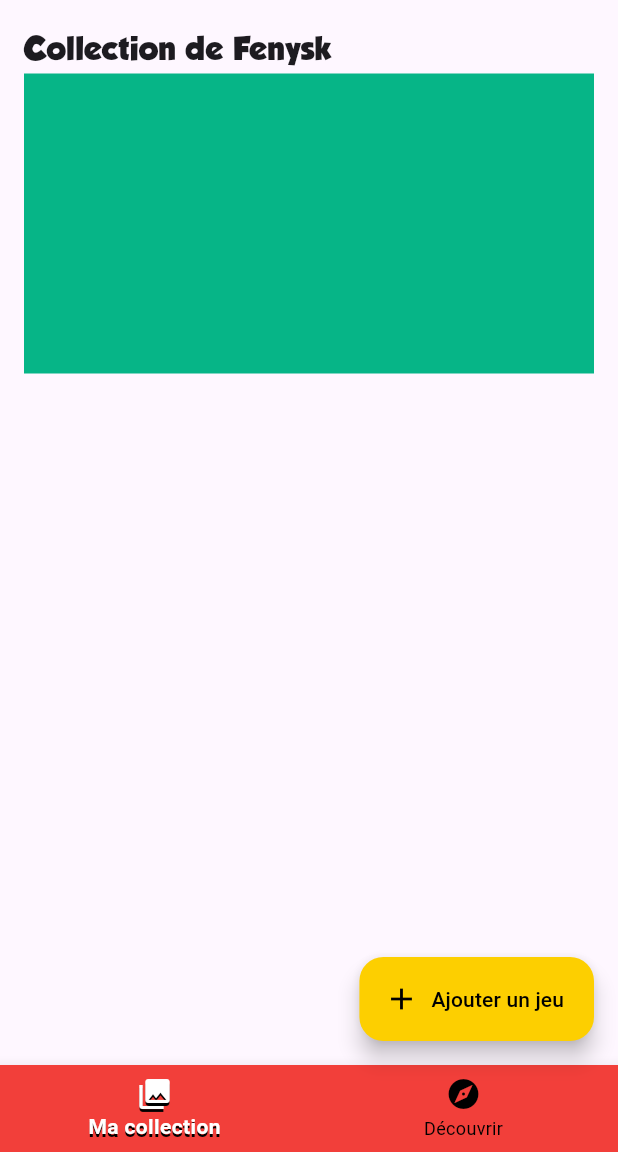
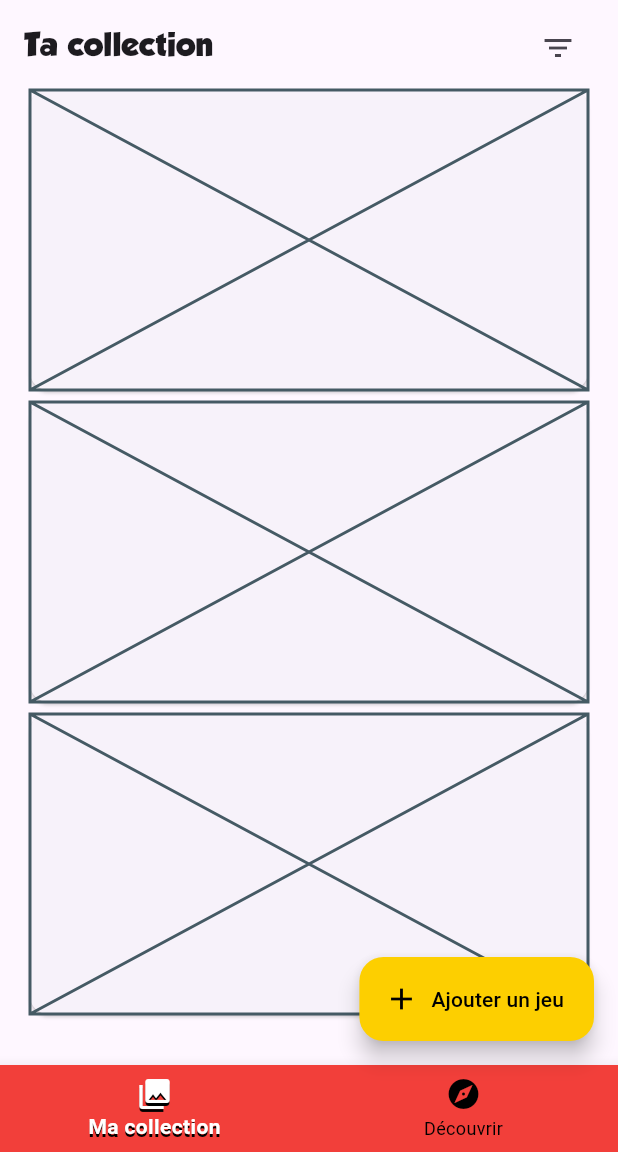
Before and after one commit to Fenysk/flutter_le_spawn, a Flutter app: the screen it shows after launch, on a phone screen of 412 x 824 dp, the part 84-1236 px from its top. Run offline on Flutter 3.47's test engine with Material 3 defaults, Android fonts, the phone set to English and light mode, and no system bars; our stand-ins replace camera; Roboto replaces fonts that are missing (Acephimere); project files that could hold a hidden picture were left out.

Commit message:
🚧 Refactor collection screen and related components

```diff
--- /dev/null
+++ b/lib/ui/screens/collection_screen.dart
@@ -0,0 +1,50 @@
+import 'package:flutter/material.dart';
+import 'package:le_spawn/ui/widgets/game/video_game_list.dart';
+
+class CollectionScreen extends StatefulWidget {
+  const CollectionScreen({super.key});
+
+  @override
+  State<CollectionScreen> createState() => _CollectionScreenState();
+}
+
+class _CollectionScreenState extends State<CollectionScreen> {
+  void _onTapFilter() {
+    print('Filter button tapped');
+  }
+
+  @override
+  Widget build(BuildContext context) {
+    return Padding(
+      padding: const EdgeInsets.symmetric(
+        horizontal: 16,
+        vertical: 8,
+      ),
+      child: Column(
+        children: [
+          Row(
+            children: [
+              const Text(
+                'Ta collection',
+                style: TextStyle(
+                  fontSize: 20,
+                  fontFamily: 'Grobold',
+                ),
+              ),
+              const Spacer(),
+              IconButton(
+                icon: const Icon(Icons.filter_list),
+                onPressed: _onTapFilter,
+              ),
+            ],
+          ),
+          const Expanded(
+            child: VideoGameList(
+              items: ['1', '2', '3'],
+            ),
+          ),
+        ],
+      ),
+    );
+  }
+}
--- a/lib/ui/screens/home_screen.dart
+++ /dev/null
@@ -1,34 +0,0 @@
-import 'package:flutter/material.dart';
-import 'package:le_spawn/utils/constants.dart';
-
-class HomeScreen extends StatefulWidget {
-  const HomeScreen({super.key});
-
-  @override
-  State<HomeScreen> createState() => _HomeScreenState();
-}
-
-class _HomeScreenState extends State<HomeScreen> {
-  @override
-  Widget build(BuildContext context) {
-    return Padding(
-      padding: const EdgeInsets.symmetric(horizontal: 16),
-      child: ListView(
-        children: [
-          const SizedBox(height: 20),
-          const Text(
-            'Collection de Fenysk',
-            style: TextStyle(
-              fontSize: 20,
-              fontFamily: 'Grobold',
-            ),
-          ),
-          Container(
-            height: 200,
-            color: AppColors.accent,
-          ),
-        ],
-      ),
-    );
-  }
-}
--- a/lib/ui/screens/tab_screen.dart
+++ b/lib/ui/screens/tab_screen.dart
@@ -1,7 +1,6 @@
 import 'package:flutter/material.dart';
-import 'package:le_spawn/ui/screens/home_screen.dart';
-import 'package:le_spawn/utils/constants.dart';
-import 'package:le_spawn/ui/widgets/collection/game/add_game_modal.dart';
+import 'package:le_spawn/ui/screens/collection_screen.dart';
+import 'package:le_spawn/ui/widgets/game/add_vide_game_modal.dart';
 
 class TabScreen extends StatefulWidget {
   const TabScreen({super.key});
@@ -28,12 +27,12 @@ class _TabScreenState extends State<TabScreen> {
 
   @override
   Widget build(BuildContext context) {
-    Widget mainContent = const HomeScreen();
+    Widget mainContent = const CollectionScreen();
 
     switch (_selectedPage) {
       case 0:
-        mainContent = const HomeScreen();
-        print('HomeScreen');
+        mainContent = const CollectionScreen();
+        print('CollectionScreen');
         break;
       case 1:
         mainContent = const Center(
--- /dev/null
+++ b/lib/ui/widgets/game/video_game_item.dart
@@ -0,0 +1,15 @@
+import 'package:flutter/material.dart';
+
+class VideoGameItem extends StatelessWidget {
+  const VideoGameItem({super.key});
+
+  @override
+  Widget build(BuildContext context) {
+    return const Card(
+      child: SizedBox(
+        height: 200,
+        child: Placeholder(),
+      ),
+    );
+  }
+}
--- /dev/null
+++ b/lib/ui/widgets/game/video_game_list.dart
@@ -0,0 +1,16 @@
+import 'package:flutter/material.dart';
+import 'package:le_spawn/ui/widgets/game/video_game_item.dart';
+
+class VideoGameList extends StatelessWidget {
+  const VideoGameList({super.key, required this.items});
+
+  final List<dynamic> items;
+
+  @override
+  Widget build(BuildContext context) {
+    return ListView.builder(
+      itemCount: items.length,
+      itemBuilder: (context, index) => const VideoGameItem(),
+    );
+  }
+}
```
Also changed, not shown: lib/ui/widgets/game/add_vide_game_modal.dart (renamed from lib/ui/widgets/collection/game/add_game_modal.dart).
